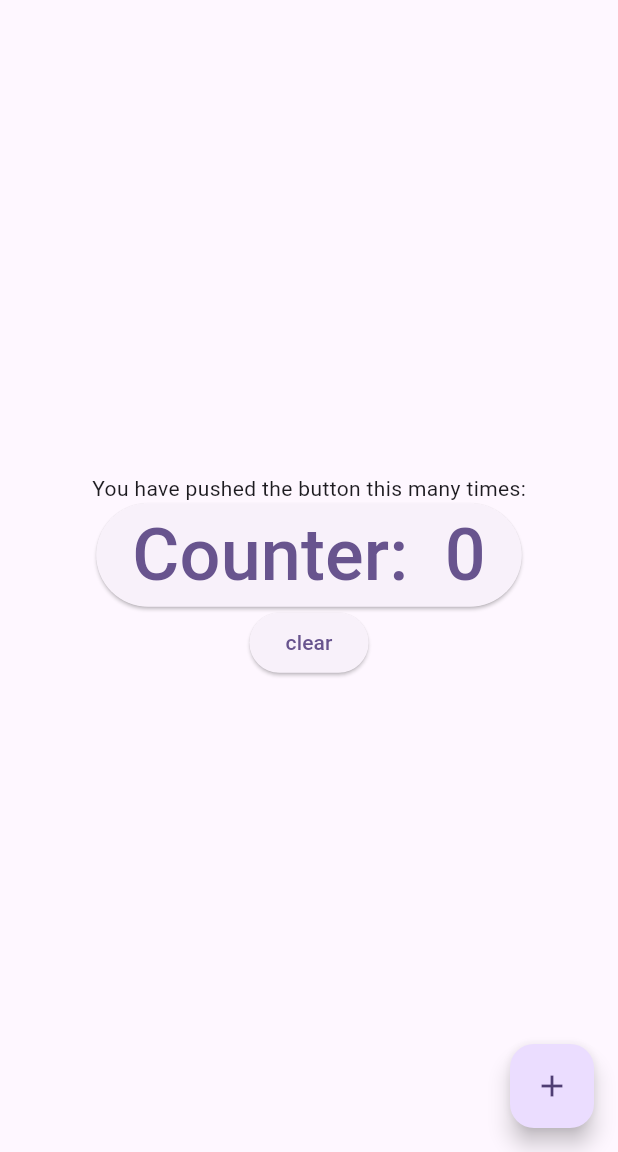
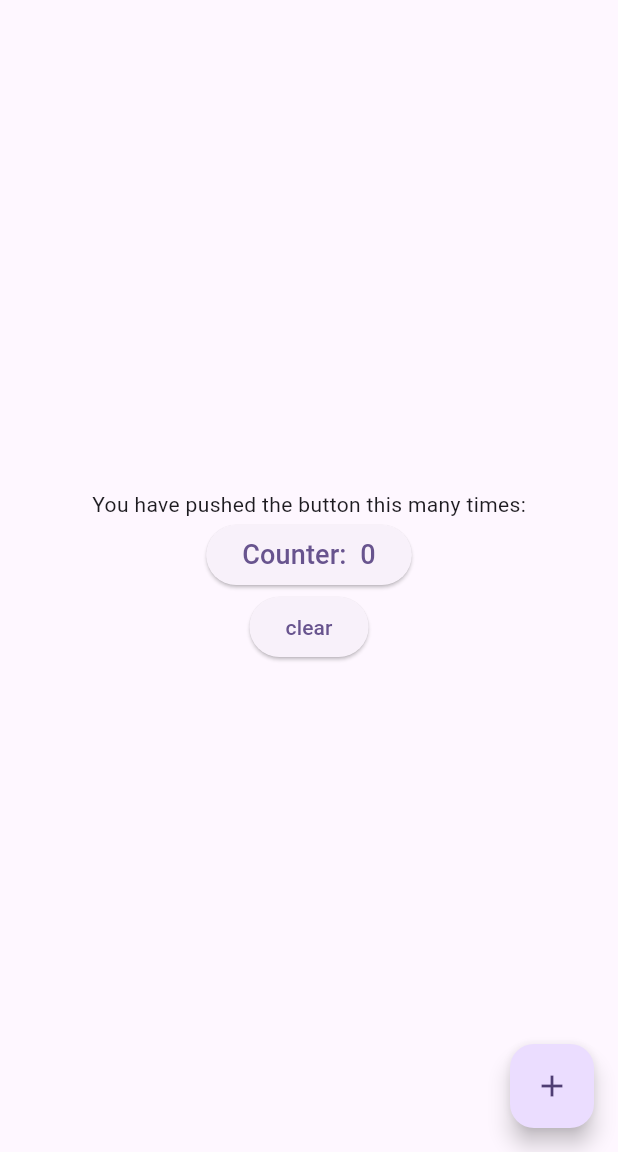
Before and after one commit to Carl-XuChao/wsbt_blog, a Flutter app: the screen it shows after launch, after a tap on "clear", on a phone screen of 412 x 824 dp, the part 84-1236 px from its top. Run offline on Flutter 3.47's test engine with Material 2 defaults, Android fonts, the phone set to English and light mode, and no system bars.

Commit message:
feat: Controller类自定义ValueNotifier的属性简化继承ChangeNotifier

```diff
--- a/state_manager/lib/component/counter.dart
+++ b/state_manager/lib/component/counter.dart
@@ -15,33 +15,27 @@ class _CounterState extends State<Counter> {
     print("Counter rebuild");
     return ElevatedButton(
       onPressed: () {
-        widget.controller.count++;
+        widget.controller.count.value++;
+        widget.controller.fontSize.value++;
       },
       child: ListenableBuilder(
-        listenable: widget.controller,
-        builder: (context, child) {
-          print("ListenableBuilder rebuild");
-          return Text(
-            'Counter:  ${widget.controller.count}',
-            style: const TextStyle(fontSize: 48),
-          );
-        }
-      ),
+          listenable: Listenable.merge([
+            widget.controller.count,
+            widget.controller.fontSize,
+          ]),
+          builder: (context, child) {
+            print("ListenableBuilder rebuild");
+            return Text(
+              'Counter:  ${widget.controller.count.value}',
+              style: TextStyle(fontSize: widget.controller.fontSize.value),
+            );
+          }),
     );
   }
 }
 
-class CounterController extends ChangeNotifier {
-  int _count = 0;
+class CounterController {
+  ValueNotifier<int> count = ValueNotifier(0);
 
-  int get count => _count;
-
-  set count(int newValue) {
-    _count = newValue;
-    notifyListeners();
-  }
-
-  void reset() {
-    count = 0;
-  }
+  ValueNotifier<double> fontSize = ValueNotifier(18);
 }
--- a/state_manager/lib/page/home.dart
+++ b/state_manager/lib/page/home.dart
@@ -60,9 +60,7 @@ class _MyHomePageState extends State<MyHomePage>
         child: content,
       ),
       floatingActionButton: FloatingActionButton(
-        onPressed: (){
-          _counterController.reset();
-        },
+        onPressed: _incrementCounter,
         tooltip: 'Increment',
         child: const Icon(Icons.add),
       ), // This trailing comma makes auto-formatting nicer for build methods.
@@ -133,7 +131,8 @@ class _MyHomePageState extends State<MyHomePage>
     Counter(controller: _counterController),
     ElevatedButton(
       onPressed: () {
-        _counterController.reset();
+        _counterController.count.value = 0;
+        _counterController.fontSize.value = 18;
       },
       child: const Text('clear'),
     ),
```
